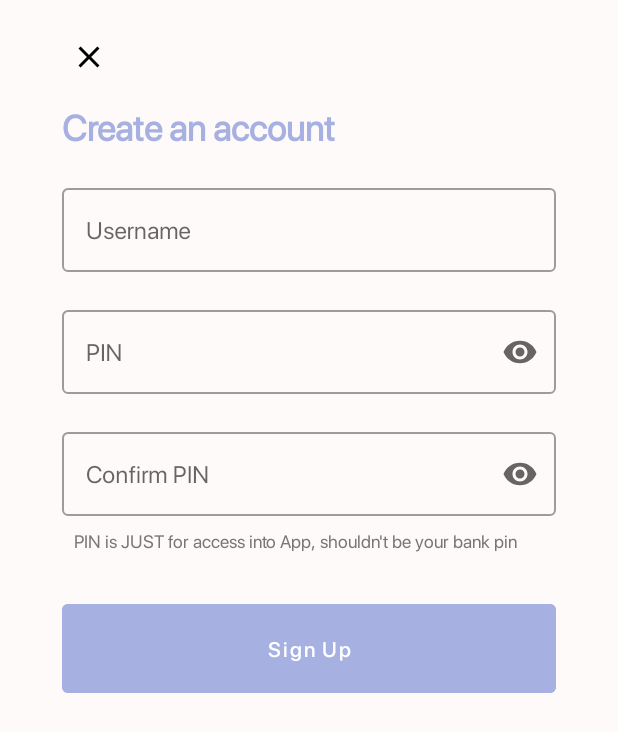
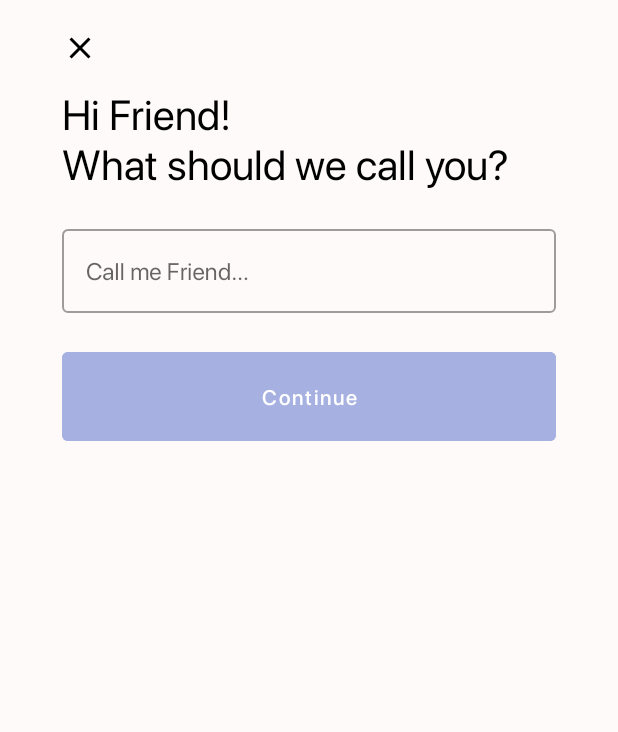
Before and after one commit to Sharpsend/AndroidApp, an Android app: the RegisterFragment screen opened through its navigation route, on a phone screen of 412 x 824 dp. Shown: the top 732 px of the screen. Run offline under Robolectric (Android 15) with nearby library versions, the phone set to English and light mode, and no system bars; our stand-ins replace data binding; Roboto replaces fonts that are not available here.

Commit message:
feature: this commit saw the addition of sharpsend's tagline below the logo, and begun implementation of the login removal. There were some issues with the cancel icon but that should be solved in no time, there was also a straight redirection from the splashscreen to the mainactivity and the register page was reformed to accept only usernames

```diff
--- a/app/src/main/java/dev/goteam/sharpsend/db/AppDatabase.java
+++ b/app/src/main/java/dev/goteam/sharpsend/db/AppDatabase.java
@@ -20,7 +20,7 @@ import dev.goteam.sharpsend.db.entities.User;
 import static androidx.constraintlayout.widget.Constraints.TAG;
 
 @Database(entities = {User.class, Transaction.class},
-        version = 1, exportSchema = false)
+        version = 2, exportSchema = false)
 public abstract class AppDatabase extends RoomDatabase {
     private static AppDatabase sInstance;
 
--- a/app/src/main/java/dev/goteam/sharpsend/utils/Prefs.java
+++ b/app/src/main/java/dev/goteam/sharpsend/utils/Prefs.java
@@ -50,12 +50,11 @@ public class Prefs {
         return context.getSharedPreferences(PREFS_NAME, Context.MODE_PRIVATE);
     }
 
-    public static void saveUser(Context context, String username, String PIN) {
+    public static void saveUser(Context context, String username) {
         SharedPreferences sharedPreferences = getPreferences(context);
 
         SharedPreferences.Editor editor = sharedPreferences.edit();
         editor.putString(USERNAME_KEY, username);
-        editor.putString(PIN_KEY, PIN);
 
         editor.putBoolean(AUTHENTICATED, true);
 
--- a/app/src/main/res/layout/fragment_register.xml
+++ b/app/src/main/res/layout/fragment_register.xml
@@ -9,26 +9,14 @@
 	android:background="@color/colorScreenOnboarding"
 	tools:context="dev.goteam.sharpsend.ui.fragments.RegisterFragment">
 
-	  <ImageButton
-		  android:id="@+id/close_button"
-		  android:layout_width="48dp"
-		  android:layout_height="48dp"
-		  android:layout_marginTop="20dp"
-		  android:background="@null"
-		  android:src="@drawable/ic_close"
-		  android:contentDescription="Cancel"
-		  app:layout_constraintStart_toEndOf="@id/left_guideline"
-		  app:layout_constraintTop_toTopOf="parent" />
-
 	<TextView
 	  android:id="@+id/create_an_account_heading"
 	  android:layout_width="0dp"
 	  android:layout_height="wrap_content"
 	  android:fontFamily="@font/sf_pro_display_regular"
-		  android:text="@string/create_an_account_text"
-		  android:textColor="@color/colorPrimary"
-		  android:textSize="24sp"
-		  android:textStyle="bold"
+	  android:text="@string/hi_friend_nwhat_should_we_call_you"
+	  android:textColor="@android:color/black"
+	  android:textSize="28sp"
 	  app:layout_constraintEnd_toStartOf="@id/right_guideline"
 	  app:layout_constraintStart_toEndOf="@id/left_guideline"
 	  app:layout_constraintTop_toBottomOf="@id/close_button" />
@@ -46,6 +34,17 @@
 	  android:layout_height="match_parent"
 	  android:orientation="vertical"
 	  app:layout_constraintGuide_percent=".9" />
+
+	<ImageButton
+	  android:id="@+id/close_button"
+	  android:layout_width="wrap_content"
+	  android:layout_height="wrap_content"
+	  android:contentDescription="@string/cancel"
+	  android:layout_marginTop="20dp"
+	  android:background="@null"
+	  android:src="@drawable/ic_close"
+	  app:layout_constraintStart_toEndOf="@id/left_guideline"
+	  app:layout_constraintTop_toTopOf="parent" />
 
 	<com.google.android.material.textfield.TextInputLayout
 	  android:id="@+id/usernameTextField"
@@ -65,60 +64,6 @@
 
 	</com.google.android.material.textfield.TextInputLayout>
 
-	<com.google.android.material.textfield.TextInputLayout
-	  android:id="@+id/pinField"
-	  style="@style/Widget.MaterialComponents.TextInputLayout.OutlinedBox"
-	  android:layout_width="0dp"
-	  android:layout_height="wrap_content"
-	  app:endIconMode="password_toggle"
-	  android:layout_marginTop="20dp"
-	  android:hint="@string/pin_label"
-	  app:layout_constraintEnd_toStartOf="@id/right_guideline"
-	  app:layout_constraintStart_toEndOf="@id/left_guideline"
-	  app:layout_constraintTop_toBottomOf="@id/usernameTextField">
-
-		<com.google.android.material.textfield.TextInputEditText
-			android:layout_width="match_parent"
-			android:layout_height="wrap_content"
-			android:fontFamily="@font/sf_pro_display_regular"
-			android:inputType="numberPassword" />
-
-	</com.google.android.material.textfield.TextInputLayout>
-
-	<com.google.android.material.textfield.TextInputLayout
-	  android:id="@+id/confirmPinField"
-	  style="@style/Widget.MaterialComponents.TextInputLayout.OutlinedBox"
-	  android:layout_width="0dp"
-	  app:endIconMode="password_toggle"
-	  android:layout_height="wrap_content"
-	  android:layout_marginTop="20dp"
-	  android:hint="@string/confirm_pin_label"
-	  app:layout_constraintEnd_toStartOf="@id/right_guideline"
-	  app:layout_constraintStart_toEndOf="@id/left_guideline"
-	  app:layout_constraintTop_toBottomOf="@id/pinField">
-
-		<com.google.android.material.textfield.TextInputEditText
-			android:layout_width="match_parent"
-			android:layout_height="wrap_content"
-			android:fontFamily="@font/sf_pro_display_regular"
-			android:inputType="numberPassword" />
-
-	</com.google.android.material.textfield.TextInputLayout>
-
-	  <TextView
-		  android:id="@+id/password_disclaimer_text"
-		  android:layout_width="0dp"
-		  android:layout_height="wrap_content"
-		  android:contentDescription="@string/pin_should_be_4_characters_long_text"
-		  android:focusable="false"
-		  android:padding="8dp"
-		  android:text="PIN is JUST for access into App, shouldn't be your bank pin"
-		  android:textColor="@color/colorTextGray"
-		  android:textSize="12sp"
-		  app:layout_constraintEnd_toStartOf="@id/right_guideline"
-		  app:layout_constraintStart_toEndOf="@id/left_guideline"
-		  app:layout_constraintTop_toBottomOf="@id/confirmPinField" />
-
 	<Button
 	  android:id="@+id/sign_up_button"
 	  style="@style/ColoredButton"
@@ -127,12 +72,12 @@
 	  android:layout_marginTop="20dp"
 	  android:enabled="false"
 	  android:fontFamily="@font/sf_pro_display_medium"
-		  android:text="@string/sign_up_text"
+	  android:text="@string/continue_text"
 	  android:textAllCaps="false"
 	  android:textColor="@android:color/white"
 	  app:layout_constraintEnd_toStartOf="@id/right_guideline"
 	  app:layout_constraintStart_toEndOf="@id/left_guideline"
-		  app:layout_constraintTop_toBottomOf="@id/password_disclaimer_text" />
+	  app:layout_constraintTop_toBottomOf="@id/usernameTextField" />
 
   </androidx.constraintlayout.widget.ConstraintLayout>
 
--- a/app/src/main/res/values/dimens.xml
+++ b/app/src/main/res/values/dimens.xml
@@ -2,5 +2,6 @@
   <dimen name="activity_horizontal_margin">16dp</dimen>
   <dimen name="activity_vertical_margin">16dp</dimen>
   <dimen name="indicator_size">10dp</dimen>
-    <dimen name="fragment_vertical_margin">36dp</dimen>
+  <dimen name="fragment_vertical_margin">36dp</dimen>
+  <dimen name="medium_padding">24dp</dimen>
 </resources>
--- a/app/src/main/res/values/strings.xml
+++ b/app/src/main/res/values/strings.xml
@@ -14,7 +14,7 @@
   <string name="check_airtime_text">Check Airtime</string>
   <string name="check_airtime_details">Easily check your airtime account balance with one-click</string>
   <string name="get_started_text">Get Started</string>
-  <string name="username_label">Username</string>
+  <string name="username_label">Call me Friend&#8230;</string>
   <string name="create_an_account_text">Create an account</string>
   <string name="pin_label">PIN</string>
   <string name="confirm_pin_label">Confirm PIN</string>
@@ -51,5 +51,9 @@
   <string name="confirm_neW_pin_text">Confirm New Pin</string>
   <string name="accessibilty_tips">Sharpsend supports various types of apps for testing accessibility features. All the UI elements are been labeled properly that will enable visually impaired (screen readers) and motor-impaired users to navigate the entire application with less stress. If you want to use these accessibility features, you can use any apps but we recommend -- Android Accessibility Suites and Voice access. \n Android Accessibility Suite (formerly Google Talkback) is an accessibility feature that helps the visually impaired navigate their devices. If this app has been installed, you can activate it on your device settings so as to use it for Sharpsend. Download on Google PlayStore. \nVoice access is a voice-operated interface that can be accessed anywhere on your Android device by mentioning "Hey Google" to activate it. It enables you to perform any operations without having to touch your phone and Sharpsend is built to work well with Google Assistant. You can access Sharpsend through Google Assistant to perform financial operations with your voice without having to touch your device during this process. \nAt Sharpsend, we are passionate about building an inclusive platform to enable anyone to perform critical financial operations with zero stress.</string>
   <string name="select_network_text">Select Network</string>
+  <string name="offline_payments_made_easy">Offline payments made easy!</string>
+  <string name="cancel">Cancel</string>
+  <string name="hi_friend_nwhat_should_we_call_you">Hi Friend! \nWhat should we call you?</string>
+  <string name="continue_text">Continue</string>
 
 </resources>
```
Also changed, not shown: app/src/main/java/dev/goteam/sharpsend/ui/fragments/RegisterFragment.java (+8 -13 lines), app/src/main/java/dev/goteam/sharpsend/ui/fragments/SplashScreenFragment.java (+9 -1 lines), app/src/main/res/drawable/cancel_icon_bg.xml (added, +8 -0 lines), app/src/main/res/drawable/ic_cancel.xml (added, +26 -0 lines), app/src/main/res/layout/fragment_splash_screen.xml (+13 -1 lines), app/src/main/res/values/styles.xml (+11 -2 lines), app/src/main/res/drawable/splash_screen_logo.png (added), app/src/main/res/font/patrick_hand_regular.ttf (added), 3 other files. Lines whose indentation alone changed are shown as unchanged.
